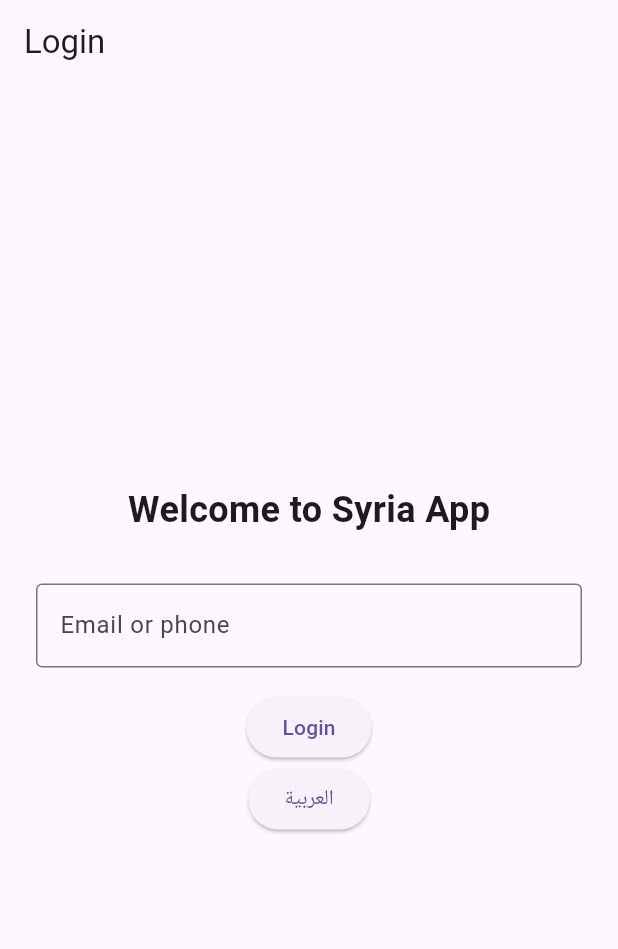
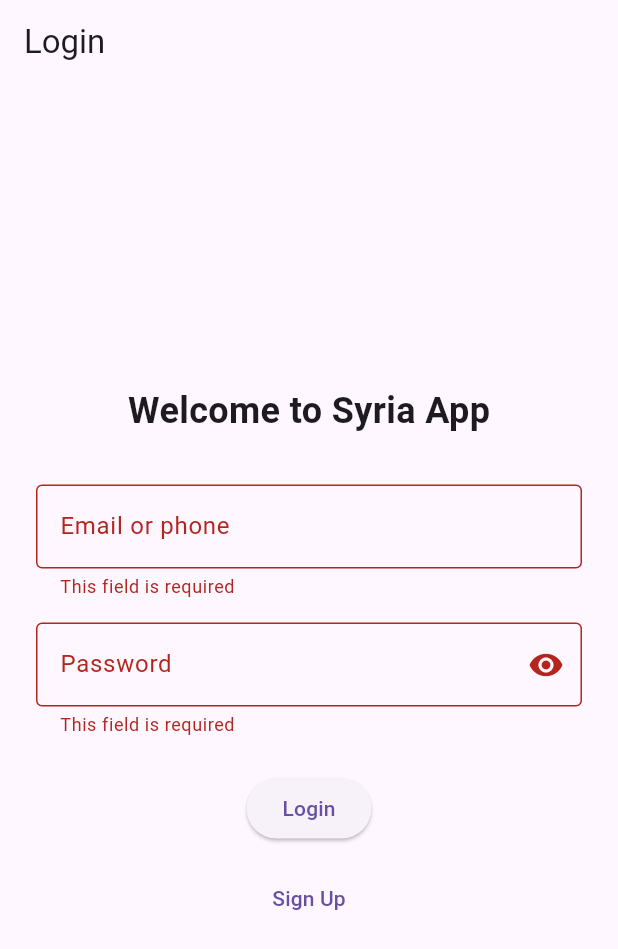
Before and after one commit to teknotok/syria_app, a Flutter app: the screen it shows after launch, after a tap on "Login", on a phone screen of 412 x 824 dp. Shown: the top 949 px of the screen. Run offline on Flutter 3.47's test engine with Material 3 defaults, Android fonts, the light colour scheme and no system bars; our stand-ins replace easy_localization.

Commit message:
add sign up page and button

```diff
--- a/assets/translations/ar.json
+++ b/assets/translations/ar.json
@@ -3,5 +3,9 @@
   "login": "تسجيل الدخول",
   "email_or_phone": "البريد أو رقم الهاتف",
   "password": "كلمة المرور",
-  "welcome": "أهلاً بك في تطبيق سوريا"
+  "welcome": "أهلاً بك في تطبيق سوريا",
+  "field_required": "هذا الحقل مطلوب",
+  "sign_up": "تسجيل حساب جديد",
+  "confirm_password": "تأكيد كلمة المرور",
+  "signup_success": "تم تسجيل الحساب بنجاح"
 }
--- a/assets/translations/en.json
+++ b/assets/translations/en.json
@@ -3,5 +3,9 @@
   "login": "Login",
   "email_or_phone": "Email or phone",
   "password": "Password",
-  "welcome": "Welcome to Syria App"
+  "welcome": "Welcome to Syria App",
+  "field_required": "This field is required",
+  "sign_up": "Sign Up",
+  "confirm_password": "Confirm Password",
+  "signup_success": "Account registered successfully"
 }
--- a/lib/features/auth/login_screen.dart
+++ b/lib/features/auth/login_screen.dart
@@ -1,8 +1,17 @@
 import 'package:flutter/material.dart';
 import 'package:easy_localization/easy_localization.dart';
+import 'sign_up_screen.dart';
 
-class LoginScreen extends StatelessWidget {
+class LoginScreen extends StatefulWidget {
   const LoginScreen({super.key});
+
+  @override
+  State<LoginScreen> createState() => _LoginScreenState();
+}
+
+class _LoginScreenState extends State<LoginScreen> {
+  final _formKey = GlobalKey<FormState>();
+  bool _obscurePassword = true;
 
   @override
   Widget build(BuildContext context) {
@@ -10,32 +19,66 @@ class LoginScreen extends StatelessWidget {
       appBar: AppBar(title: Text(tr('login'))),
       body: Padding(
         padding: const EdgeInsets.all(24.0),
+        child: Form(
+          key: _formKey,
           child: Column(
             mainAxisAlignment: MainAxisAlignment.center,
             children: [
-            Text(tr('welcome'), style: TextStyle(fontSize: 24, fontWeight: FontWeight.bold)),
+              Text(
+                tr('welcome'),
+                style: const TextStyle(fontSize: 24, fontWeight: FontWeight.bold),
+              ),
               const SizedBox(height: 32),
-            TextField(
-              decoration: InputDecoration(labelText: tr('email_or_phone'), border: OutlineInputBorder()),
+              TextFormField(
+                decoration: InputDecoration(
+                  labelText: tr('email_or_phone'),
+                  border: const OutlineInputBorder(),
+                ),
+                validator: (value) =>
+                    value == null || value.isEmpty ? tr('field_required') : null,
               ),
               const SizedBox(height: 16),
+              TextFormField(
+                decoration: InputDecoration(
+                  labelText: tr('password'),
+                  border: const OutlineInputBorder(),
+                  suffixIcon: IconButton(
+                    icon: Icon(
+                      _obscurePassword ? Icons.visibility : Icons.visibility_off,
+                    ),
+                    onPressed: () {
+                      setState(() {
+                        _obscurePassword = !_obscurePassword;
+                      });
+                    },
+                  ),
+                ),
+                obscureText: _obscurePassword,
+                validator: (value) =>
+                    value == null || value.isEmpty ? tr('field_required') : null,
+              ),
+              const SizedBox(height: 24),
               ElevatedButton(
                 onPressed: () {
-                // ستكمل هنا لاحقاً عملية تسجيل الدخول
+                  if (_formKey.currentState!.validate()) {
+                    // تحقق من الدخول - أكمل لاحقاً
+                  }
                 },
                 child: Text(tr('login')),
               ),
-            ElevatedButton(
+              const SizedBox(height: 12),
+              TextButton(
                 onPressed: () {
-                if (context.locale.languageCode == 'ar') {
-                  context.setLocale(const Locale('en'));
-                } else {
-                  context.setLocale(const Locale('ar'));
-                }
+                  // انتقل إلى صفحة التسجيل
+                  Navigator.push(
+                    context,
+                    MaterialPageRoute(builder: (context) => const SignUpScreen()),
+                  );
                 },
-              child: Text(context.locale.languageCode == 'ar' ? 'English' : 'العربية'),
+                child: Text(tr('sign_up')),
               ),
             ],
+          ),
         ),
       ),
     );
```
Also changed, not shown: lib/features/auth/sign_up_screen.dart (added, +58 -0 lines). Lines whose indentation alone changed are shown as unchanged.
